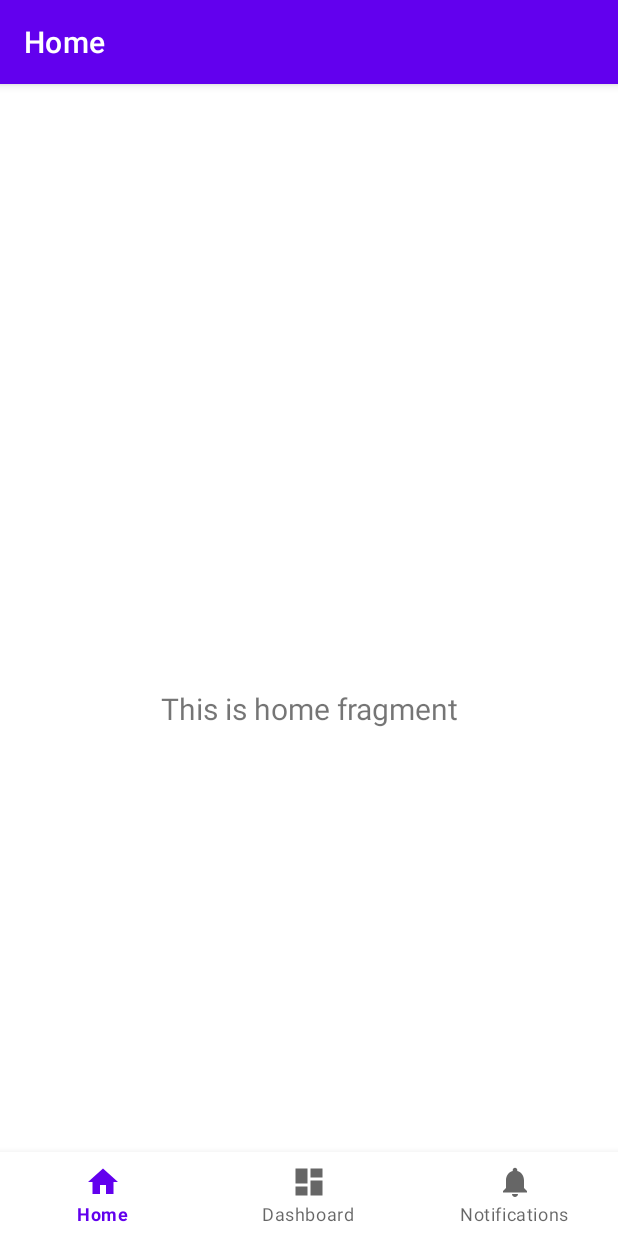
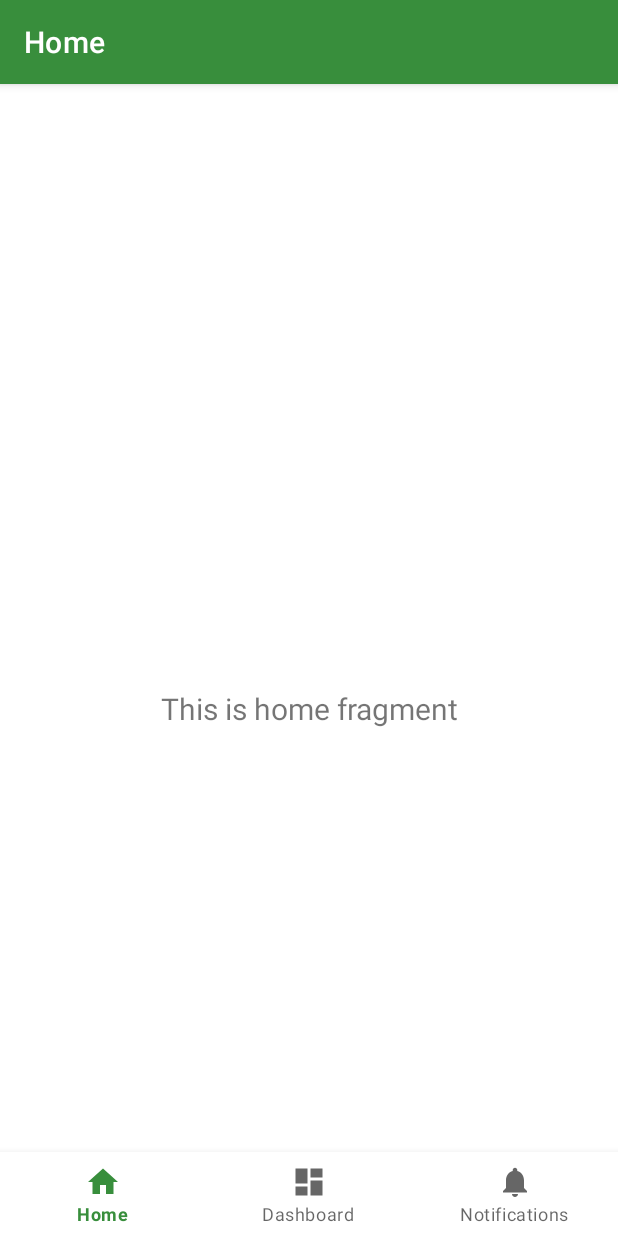
Before and after one commit to huw1990/SnookerImprover, an Android app: the screen it shows after launch (MainActivity), on a phone screen of 412 x 824 dp. Run offline under Robolectric (Android 15) with nearby library versions, the phone set to English and light mode, and no system bars; our stand-ins replace navigation-ui.

Commit message:
Change theme colours, fixes #1

```diff
--- a/app/src/main/res/values-night/themes.xml
+++ b/app/src/main/res/values-night/themes.xml
@@ -2,13 +2,13 @@
     <!-- Base application theme. -->
     <style name="Theme.SnookerImprover" parent="Theme.MaterialComponents.DayNight.DarkActionBar">
         <!-- Primary brand color. -->
-        <item name="colorPrimary">@color/purple_200</item>
-        <item name="colorPrimaryVariant">@color/purple_700</item>
+        <item name="colorPrimary">@color/green_700</item>
+        <item name="colorPrimaryVariant">@color/dark_green</item>
         <item name="colorOnPrimary">@color/black</item>
         <!-- Secondary brand color. -->
-        <item name="colorSecondary">@color/teal_200</item>
-        <item name="colorSecondaryVariant">@color/teal_200</item>
-        <item name="colorOnSecondary">@color/black</item>
+        <item name="colorSecondary">@color/grey_900</item>
+        <item name="colorSecondaryVariant">@color/dark_grey</item>
+        <item name="colorOnSecondary">@color/white</item>
         <!-- Status bar color. -->
         <item name="android:statusBarColor" tools:targetApi="l">?attr/colorPrimaryVariant</item>
         <!-- Customize your theme here. -->
--- a/app/src/main/res/values/colors.xml
+++ b/app/src/main/res/values/colors.xml
@@ -1,10 +1,13 @@
 <?xml version="1.0" encoding="utf-8"?>
 <resources>
-    <color name="purple_200">#FFBB86FC</color>
-    <color name="purple_500">#FF6200EE</color>
-    <color name="purple_700">#FF3700B3</color>
-    <color name="teal_200">#FF03DAC5</color>
-    <color name="teal_700">#FF018786</color>
+    <color name="green_700">#388e3c</color>
+    <color name="light_green">#6abf69</color>
+    <color name="dark_green">#00600f</color>
+
+    <color name="grey_900">#212121</color>
+    <color name="light_grey">#484848</color>
+    <color name="dark_grey">#000000</color>
+
     <color name="black">#FF000000</color>
     <color name="white">#FFFFFFFF</color>
 </resources>
--- a/app/src/main/res/values/themes.xml
+++ b/app/src/main/res/values/themes.xml
@@ -2,13 +2,13 @@
     <!-- Base application theme. -->
     <style name="Theme.SnookerImprover" parent="Theme.MaterialComponents.DayNight.DarkActionBar">
         <!-- Primary brand color. -->
-        <item name="colorPrimary">@color/purple_500</item>
-        <item name="colorPrimaryVariant">@color/purple_700</item>
-        <item name="colorOnPrimary">@color/white</item>
+        <item name="colorPrimary">@color/green_700</item>
+        <item name="colorPrimaryVariant">@color/dark_green</item>
+        <item name="colorOnPrimary">@color/black</item>
         <!-- Secondary brand color. -->
-        <item name="colorSecondary">@color/teal_200</item>
-        <item name="colorSecondaryVariant">@color/teal_700</item>
-        <item name="colorOnSecondary">@color/black</item>
+        <item name="colorSecondary">@color/grey_900</item>
+        <item name="colorSecondaryVariant">@color/dark_grey</item>
+        <item name="colorOnSecondary">@color/white</item>
         <!-- Status bar color. -->
         <item name="android:statusBarColor" tools:targetApi="l">?attr/colorPrimaryVariant</item>
         <!-- Customize your theme here. -->
```
